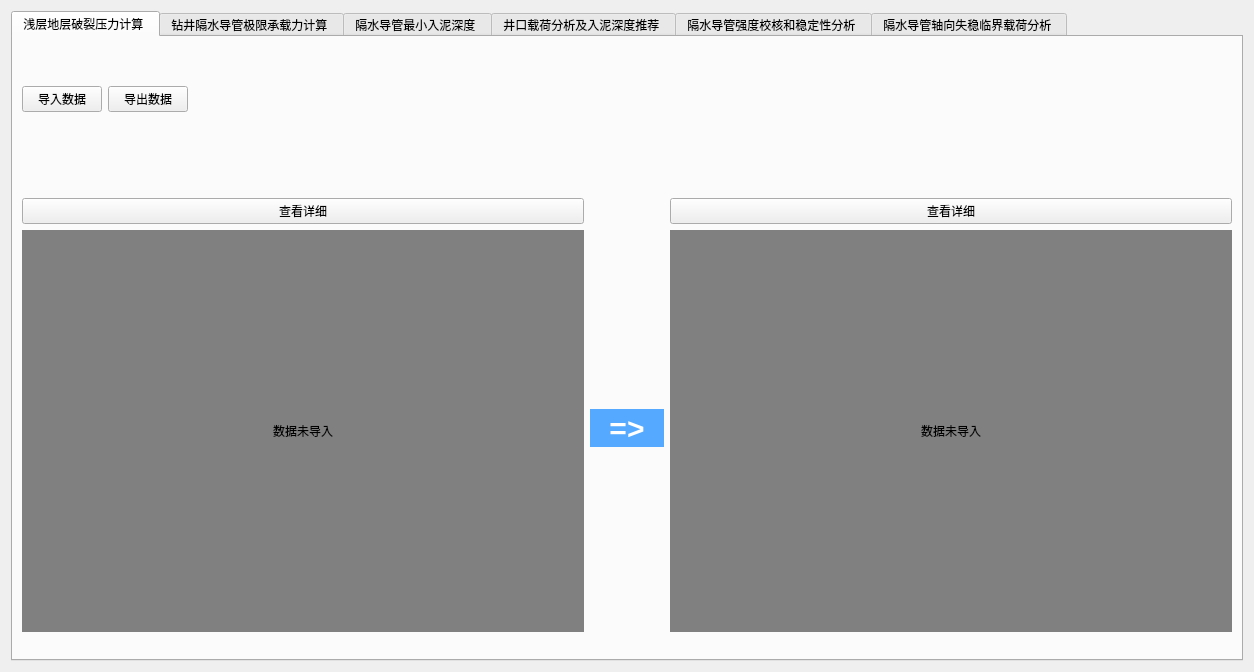
First picture: the form in QTdesigner/four.ui, repository alphacheng/Geological-computing-tool, before the edit.
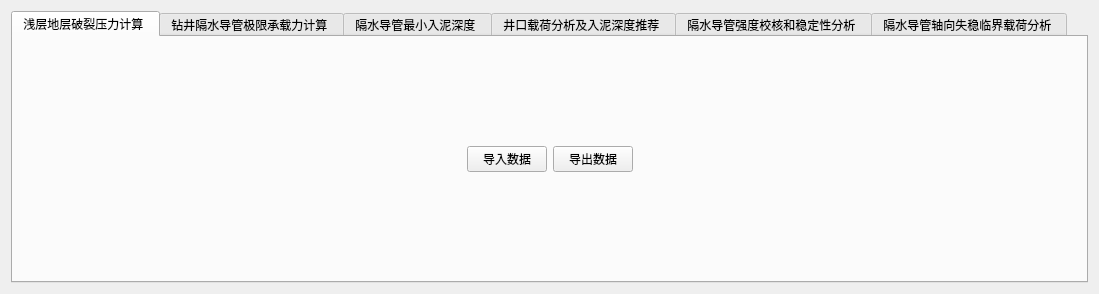
Second picture: the form after the edit.

Commit message: 重构，绘图至子窗口

Patch:
```diff
--- a/QTdesigner/four.ui
+++ b/QTdesigner/four.ui
@@ -12,8 +12,8 @@
    <rect>
     <x>0</x>
     <y>0</y>
-    <width>1254</width>
-    <height>651</height>
+    <width>1099</width>
+    <height>279</height>
    </rect>
   </property>
   <property name="windowTitle">
@@ -51,174 +51,9 @@
        <string>浅层地层破裂压力计算 </string>
       </attribute>
       <layout class="QGridLayout" name="gridLayout_3">
-       <item row="2" column="2">
-        <spacer name="verticalSpacer">
-         <property name="orientation">
-          <enum>Qt::Vertical</enum>
-         </property>
-         <property name="sizeType">
-          <enum>QSizePolicy::Fixed</enum>
-         </property>
-         <property name="sizeHint" stdset="0">
-          <size>
-           <width>20</width>
-           <height>80</height>
-          </size>
-         </property>
-        </spacer>
-       </item>
-       <item row="3" column="0" colspan="3">
-        <layout class="QGridLayout" name="gridLayout_2">
-         <item row="2" column="4" rowspan="4">
-          <widget class="QLabel" name="label_2">
-           <property name="minimumSize">
-            <size>
-             <width>500</width>
-             <height>400</height>
-            </size>
-           </property>
-           <property name="maximumSize">
-            <size>
-             <width>10000</width>
-             <height>16777215</height>
-            </size>
-           </property>
-           <property name="layoutDirection">
-            <enum>Qt::RightToLeft</enum>
-           </property>
-           <property name="styleSheet">
-            <string notr="true">background-color:grey;</string>
-           </property>
-           <property name="text">
-            <string>数据未导入</string>
-           </property>
-           <property name="alignment">
-            <set>Qt::AlignCenter</set>
-           </property>
-           <property name="indent">
-            <number>1</number>
-           </property>
-          </widget>
-         </item>
-         <item row="2" column="0" rowspan="4">
-          <widget class="QLabel" name="label_1">
-           <property name="minimumSize">
-            <size>
-             <width>500</width>
-             <height>400</height>
-            </size>
-           </property>
-           <property name="maximumSize">
-            <size>
-             <width>10000</width>
-             <height>16777215</height>
-            </size>
-           </property>
-           <property name="styleSheet">
-            <string notr="true">background-color:grey;
-</string>
-           </property>
-           <property name="text">
-            <string>数据未导入</string>
-           </property>
-           <property name="textFormat">
-            <enum>Qt::AutoText</enum>
-           </property>
-           <property name="alignment">
-            <set>Qt::AlignCenter</set>
-           </property>
-           <property name="margin">
-            <number>0</number>
-           </property>
-           <property name="indent">
-            <number>0</number>
-           </property>
-           <property name="openExternalLinks">
-            <bool>false</bool>
-           </property>
-          </widget>
-         </item>
-         <item row="4" column="3">
-          <spacer name="verticalSpacer_3">
-           <property name="orientation">
-            <enum>Qt::Vertical</enum>
-           </property>
-           <property name="sizeHint" stdset="0">
-            <size>
-             <width>20</width>
-             <height>40</height>
-            </size>
-           </property>
-          </spacer>
-         </item>
-         <item row="2" column="3">
-          <spacer name="verticalSpacer_4">
-           <property name="orientation">
-            <enum>Qt::Vertical</enum>
-           </property>
-           <property name="sizeHint" stdset="0">
-            <size>
-             <width>20</width>
-             <height>40</height>
-            </size>
-           </property>
-          </spacer>
-         </item>
-         <item row="3" column="3">
-          <widget class="QToolButton" name="toolButton">
-           <property name="maximumSize">
-            <size>
-             <width>74</width>
-             <height>16777215</height>
-            </size>
-           </property>
-           <property name="styleSheet">
-            <string notr="true">background-color: rgb(85, 170, 255);
-color: white;
-font-size: 30px;
-font-weight: 700;
-border: solid 1px white;</string>
-           </property>
-           <property name="text">
-            <string>=&gt;</string>
-           </property>
-          </widget>
-         </item>
-         <item row="0" column="0">
-          <widget class="QPushButton" name="pushButton_11">
-           <property name="text">
-            <string>查看详细</string>
-           </property>
-          </widget>
-         </item>
-         <item row="0" column="4">
-          <widget class="QPushButton" name="pushButton_12">
-           <property name="text">
-            <string>查看详细</string>
-           </property>
-          </widget>
-         </item>
-        </layout>
-       </item>
-       <item row="0" column="0">
-        <spacer name="verticalSpacer_6">
-         <property name="orientation">
-          <enum>Qt::Vertical</enum>
-         </property>
-         <property name="sizeType">
-          <enum>QSizePolicy::Fixed</enum>
-         </property>
-         <property name="sizeHint" stdset="0">
-          <size>
-           <width>20</width>
-           <height>40</height>
-          </size>
-         </property>
-        </spacer>
-       </item>
-       <item row="1" column="0">
+       <item row="0" column="1">
         <layout class="QHBoxLayout" name="horizontalLayout_2">
-         <item>
+         <item alignment="Qt::AlignVCenter">
           <widget class="QPushButton" name="import_data_btn">
            <property name="styleSheet">
             <string notr="true"/>
@@ -228,7 +63,7 @@
            </property>
           </widget>
          </item>
-         <item>
+         <item alignment="Qt::AlignVCenter">
           <widget class="QPushButton" name="export_data_btn">
            <property name="text">
             <string>导出数据</string>
@@ -237,7 +72,7 @@
          </item>
         </layout>
        </item>
-       <item row="1" column="2">
+       <item row="0" column="2">
         <spacer name="horizontalSpacer">
          <property name="orientation">
           <enum>Qt::Horizontal</enum>
@@ -250,18 +85,15 @@
          </property>
         </spacer>
        </item>
-       <item row="4" column="0">
-        <spacer name="verticalSpacer_2">
+       <item row="0" column="0">
+        <spacer name="horizontalSpacer_6">
          <property name="orientation">
-          <enum>Qt::Vertical</enum>
-         </property>
-         <property name="sizeType">
-          <enum>QSizePolicy::Fixed</enum>
+          <enum>Qt::Horizontal</enum>
          </property>
          <property name="sizeHint" stdset="0">
           <size>
-           <width>20</width>
-           <height>18</height>
+           <width>40</width>
+           <height>20</height>
           </size>
          </property>
         </spacer>
@@ -275,47 +107,6 @@
       <layout class="QGridLayout" name="gridLayout_4">
        <item row="1" column="1">
         <layout class="QGridLayout" name="gridLayout_5">
-         <item row="1" column="7">
-          <widget class="QLabel" name="label_3">
-           <property name="minimumSize">
-            <size>
-             <width>600</width>
-             <height>400</height>
-            </size>
-           </property>
-           <property name="layoutDirection">
-            <enum>Qt::RightToLeft</enum>
-           </property>
-           <property name="styleSheet">
-            <string notr="true">background-color:grey;</string>
-           </property>
-           <property name="text">
-            <string>数据未导入</string>
-           </property>
-           <property name="alignment">
-            <set>Qt::AlignCenter</set>
-           </property>
-           <property name="indent">
-            <number>1</number>
-           </property>
-          </widget>
-         </item>
-         <item row="1" column="3">
-          <spacer name="horizontalSpacer_2">
-           <property name="orientation">
-            <enum>Qt::Horizontal</enum>
-           </property>
-           <property name="sizeType">
-            <enum>QSizePolicy::Maximum</enum>
-           </property>
-           <property name="sizeHint" stdset="0">
-            <size>
-             <width>40</width>
-             <height>20</height>
-            </size>
-           </property>
-          </spacer>
-         </item>
          <item row="1" column="2" alignment="Qt::AlignHCenter|Qt::AlignVCenter">
           <widget class="QLineEdit" name="lineEdit">
            <property name="minimumSize">
@@ -332,7 +123,20 @@
            </property>
           </widget>
          </item>
-         <item row="1" column="5">
+         <item row="0" column="1">
+          <widget class="QPushButton" name="export_data_btn_2">
+           <property name="maximumSize">
+            <size>
+             <width>100</width>
+             <height>16777215</height>
+            </size>
+           </property>
+           <property name="text">
+            <string>导出数据</string>
+           </property>
+          </widget>
+         </item>
+         <item row="1" column="3">
           <widget class="QPushButton" name="compute_button_1">
            <property name="maximumSize">
             <size>
@@ -351,18 +155,15 @@
            </property>
           </widget>
          </item>
-         <item row="1" column="6">
-          <spacer name="horizontalSpacer_3">
+         <item row="1" column="4">
+          <spacer name="verticalSpacer_5">
            <property name="orientation">
-            <enum>Qt::Horizontal</enum>
-           </property>
-           <property name="sizeType">
-            <enum>QSizePolicy::Maximum</enum>
+            <enum>Qt::Vertical</enum>
            </property>
            <property name="sizeHint" stdset="0">
             <size>
-             <width>40</width>
-             <height>20</height>
+             <width>20</width>
+             <height>40</height>
             </size>
            </property>
           </spacer>
@@ -383,8 +184,8 @@
            </property>
           </widget>
          </item>
-         <item row="0" column="7">
-          <spacer name="horizontalSpacer_6">
+         <item row="1" column="0">
+          <spacer name="horizontalSpacer_2">
            <property name="orientation">
             <enum>Qt::Horizontal</enum>
            </property>
@@ -396,28 +197,15 @@
            </property>
           </spacer>
          </item>
-         <item row="0" column="1">
-          <widget class="QPushButton" name="export_data_btn_2">
-           <property name="maximumSize">
-            <size>
-             <width>100</width>
-             <height>16777215</height>
-            </size>
-           </property>
-           <property name="text">
-            <string>导出数据</string>
-           </property>
-          </widget>
-         </item>
-         <item row="1" column="4">
-          <spacer name="verticalSpacer_5">
+         <item row="1" column="5">
+          <spacer name="horizontalSpacer_3">
            <property name="orientation">
-            <enum>Qt::Vertical</enum>
+            <enum>Qt::Horizontal</enum>
            </property>
            <property name="sizeHint" stdset="0">
             <size>
-             <width>20</width>
-             <height>40</height>
+             <width>40</width>
+             <height>20</height>
             </size>
            </property>
           </spacer>
@@ -431,7 +219,7 @@
        <string>隔水导管最小入泥深度 </string>
       </attribute>
       <layout class="QGridLayout" name="gridLayout_8">
-       <item row="0" column="0">
+       <item row="1" column="0">
         <layout class="QGridLayout" name="gridLayout_6">
          <item row="0" column="2" alignment="Qt::AlignTop">
           <widget class="QPushButton" name="compute_btn_3">
@@ -485,7 +273,7 @@
              <property name="minimumSize">
               <size>
                <width>207</width>
-               <height>200</height>
+               <height>50</height>
               </size>
              </property>
              <property name="styleSheet">
@@ -504,7 +292,7 @@
              <property name="minimumSize">
               <size>
                <width>0</width>
-               <height>200</height>
+               <height>50</height>
               </size>
              </property>
              <property name="styleSheet">
@@ -582,7 +370,7 @@
              <property name="minimumSize">
               <size>
                <width>0</width>
-               <height>200</height>
+               <height>50</height>
               </size>
              </property>
              <property name="styleSheet">
@@ -620,7 +408,7 @@
              <property name="minimumSize">
               <size>
                <width>0</width>
-               <height>200</height>
+               <height>50</height>
               </size>
              </property>
              <property name="styleSheet">
@@ -658,7 +446,7 @@
              <property name="minimumSize">
               <size>
                <width>0</width>
-               <height>200</height>
+               <height>50</height>
               </size>
              </property>
              <property name="styleSheet">
@@ -676,7 +464,7 @@
              <property name="minimumSize">
               <size>
                <width>0</width>
-               <height>200</height>
+               <height>50</height>
               </size>
              </property>
              <property name="styleSheet">
@@ -694,7 +482,7 @@
              <property name="minimumSize">
               <size>
                <width>0</width>
-               <height>200</height>
+               <height>50</height>
               </size>
              </property>
              <property name="styleSheet">
@@ -712,7 +500,7 @@
              <property name="minimumSize">
               <size>
                <width>0</width>
-               <height>200</height>
+               <height>50</height>
               </size>
              </property>
              <property name="styleSheet">
@@ -730,7 +518,7 @@
              <property name="minimumSize">
               <size>
                <width>0</width>
-               <height>200</height>
+               <height>50</height>
               </size>
              </property>
              <property name="styleSheet">
@@ -748,7 +536,7 @@
              <property name="minimumSize">
               <size>
                <width>0</width>
-               <height>200</height>
+               <height>50</height>
               </size>
              </property>
              <property name="styleSheet">
@@ -765,6 +553,19 @@
          </item>
         </layout>
        </item>
+       <item row="0" column="0">
+        <spacer name="verticalSpacer">
+         <property name="orientation">
+          <enum>Qt::Vertical</enum>
+         </property>
+         <property name="sizeHint" stdset="0">
+          <size>
+           <width>20</width>
+           <height>40</height>
+          </size>
+         </property>
+        </spacer>
+       </item>
       </layout>
      </widget>
      <widget class="QWidget" name="tab_4">
@@ -897,7 +698,7 @@
              <property name="minimumSize">
               <size>
                <width>0</width>
-               <height>200</height>
+               <height>50</height>
               </size>
              </property>
              <property name="styleSheet">
@@ -915,7 +716,7 @@
              <property name="minimumSize">
               <size>
                <width>207</width>
-               <height>200</height>
+               <height>50</height>
               </size>
              </property>
              <property name="styleSheet">
@@ -954,7 +755,7 @@
              <property name="minimumSize">
               <size>
                <width>0</width>
-               <height>200</height>
+               <height>50</height>
               </size>
              </property>
              <property name="styleSheet">
@@ -972,7 +773,7 @@
              <property name="minimumSize">
               <size>
                <width>0</width>
-               <height>200</height>
+               <height>50</height>
               </size>
              </property>
              <property name="styleSheet">
@@ -990,7 +791,7 @@
              <property name="minimumSize">
               <size>
                <width>0</width>
-               <height>200</height>
+               <height>50</height>
               </size>
              </property>
              <property name="styleSheet">
@@ -1008,7 +809,7 @@
              <property name="minimumSize">
               <size>
                <width>0</width>
-               <height>200</height>
+               <height>50</height>
               </size>
              </property>
              <property name="styleSheet">
@@ -1026,7 +827,7 @@
              <property name="minimumSize">
               <size>
                <width>0</width>
-               <height>200</height>
+               <height>50</height>
               </size>
              </property>
              <property name="styleSheet">
@@ -1044,7 +845,7 @@
              <property name="minimumSize">
               <size>
                <width>0</width>
-               <height>200</height>
+               <height>50</height>
               </size>
              </property>
              <property name="styleSheet">
@@ -1062,7 +863,7 @@
              <property name="minimumSize">
               <size>
                <width>0</width>
-               <height>200</height>
+               <height>50</height>
               </size>
              </property>
              <property name="styleSheet">
@@ -1080,7 +881,7 @@
              <property name="minimumSize">
               <size>
                <width>0</width>
-               <height>200</height>
+               <height>50</height>
               </size>
              </property>
              <property name="styleSheet">
```
Left out of the diff: 64 changed lines with no effect on the pictures. The commit also changes 4 other files.
